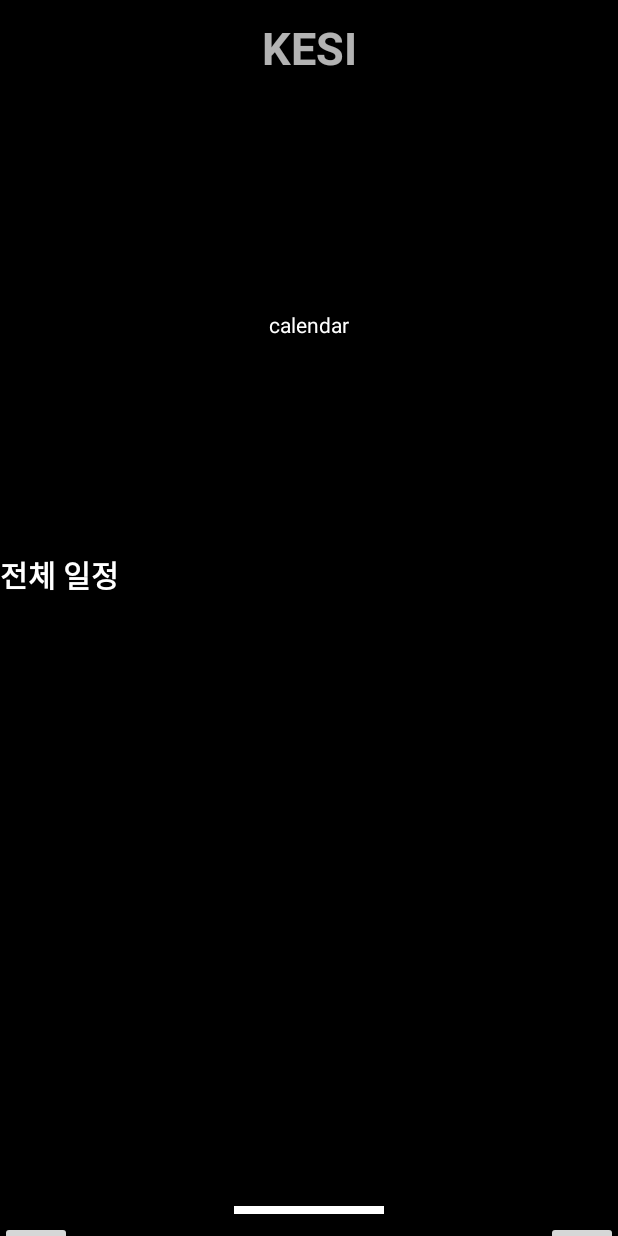
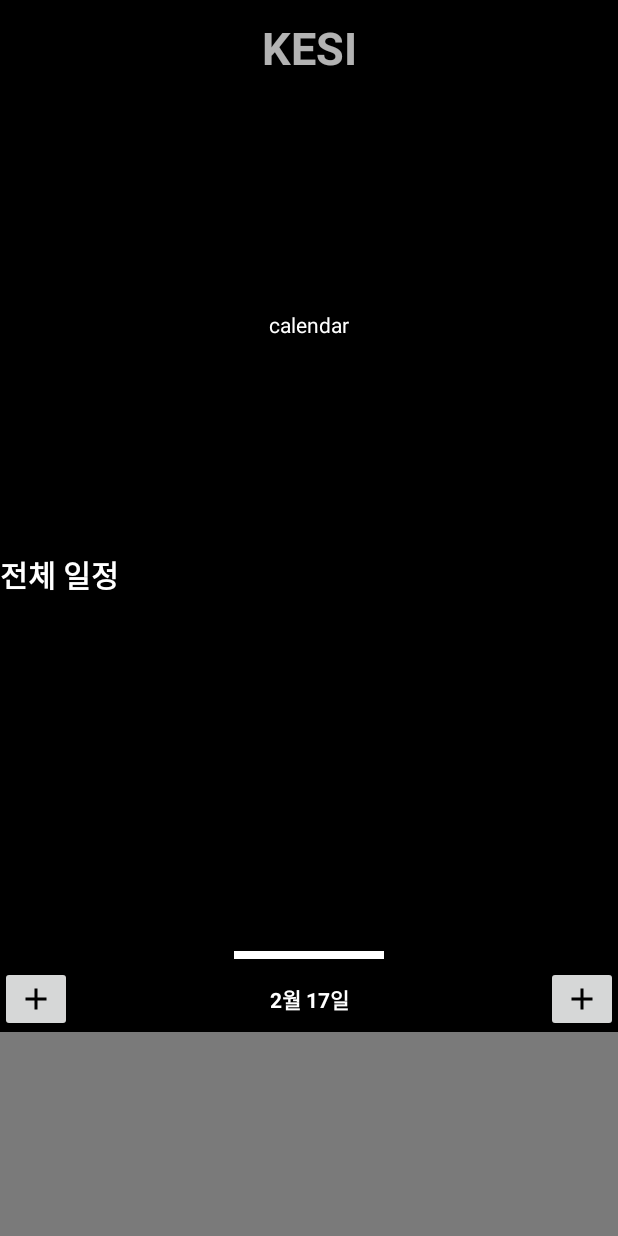
Before and after one commit to silverain364/KESIPlanitAndroid, an Android app: the ChatActivity screen opened directly, with no data from a screen before it, on a phone screen of 412 x 824 dp. Run offline under Robolectric (Android 15) with nearby library versions, the phone set to English and light mode, and no system bars; our stand-ins replace Firebase (no records; nobody signed in at launch, a user with empty details on screens opened directly); network calls fail; 1 statement that could not run was skipped.

Commit message:
fix. 그룹 채팅방 기능 수정

```diff
--- a/app/src/main/res/layout/activity_chat.xml
+++ b/app/src/main/res/layout/activity_chat.xml
@@ -1,12 +1,16 @@
 <?xml version="1.0" encoding="utf-8"?>
-<androidx.coordinatorlayout.widget.CoordinatorLayout
+<FrameLayout
+    android:id="@+id/layout"
     xmlns:android="http://schemas.android.com/apk/res/android"
     xmlns:tools="http://schemas.android.com/tools"
     xmlns:app="http://schemas.android.com/apk/res-auto"
     android:layout_width="match_parent"
     android:layout_height="match_parent"
-        android:background="@color/mainColor"
     tools:context=".activity.ChatActivity">
+    <androidx.coordinatorlayout.widget.CoordinatorLayout
+        android:layout_width="match_parent"
+        android:layout_height="match_parent"
+        android:background="@color/mainColor">
         <LinearLayout
             android:layout_width="match_parent"
             android:layout_height="match_parent"
@@ -70,8 +74,8 @@
             android:background="@drawable/bottom_sheet_background"
             app:behavior_fitToContents="false"
             app:behavior_halfExpandedRatio="0.6"
-        app:behavior_peekHeight="30dp"
-        app:behavior_expandedOffset="50sp"
+            app:behavior_peekHeight="200dp"
+            app:behavior_expandedOffset="50dp"
             app:layout_behavior="com.google.android.material.bottomsheet.BottomSheetBehavior">
             <View android:layout_width="100dp" android:layout_height="5dp"
                 android:layout_gravity="center"
@@ -123,12 +127,27 @@
                 android:background="@color/gray"
                 tools:listitem="@layout/receive_person"
                 app:layout_constraintTop_toBottomOf="@+id/topBar"
-            app:layout_constraintBottom_toTopOf="@+id/bottomBar"/>
+                app:layout_constraintBottom_toBottomOf="@+id/bottom_sheet"
+                />
+
+            <androidx.constraintlayout.widget.Guideline
+                android:id="@+id/bottomGuide"
+                android:layout_width="0dp"
+                android:layout_height="0dp"
+                android:orientation="horizontal"
+                app:layout_constraintGuide_percent="0.9"
+                />
+
+        </androidx.constraintlayout.widget.ConstraintLayout>
+
+    </androidx.coordinatorlayout.widget.CoordinatorLayout>
     <LinearLayout
         android:id="@+id/bottomBar"
         android:layout_width="match_parent"
         android:layout_height="wrap_content"
-            app:layout_constraintBottom_toBottomOf="@+id/guideline">
+        android:layout_gravity="bottom"
+        android:background="@color/mainColor"
+        android:visibility="invisible">
         <Button
             android:layout_width="50dp"
             android:layout_height="50dp"
@@ -146,11 +165,4 @@
             android:layout_height="wrap_content"
             android:text="캘린더"/>
     </LinearLayout>
-        <androidx.constraintlayout.widget.Guideline
-            android:id="@+id/guideline"
-            android:layout_width="match_parent"
-            android:layout_height="wrap_content"
-            android:orientation="horizontal"
-            app:layout_constraintGuide_percent="1"/>
-    </androidx.constraintlayout.widget.ConstraintLayout>
-</androidx.coordinatorlayout.widget.CoordinatorLayout>
+</FrameLayout>
```
Also changed, not shown: app/src/main/java/com/example/kesi/activity/ChatActivity.kt (+11 -6 lines). Lines whose indentation alone changed are shown as unchanged.
